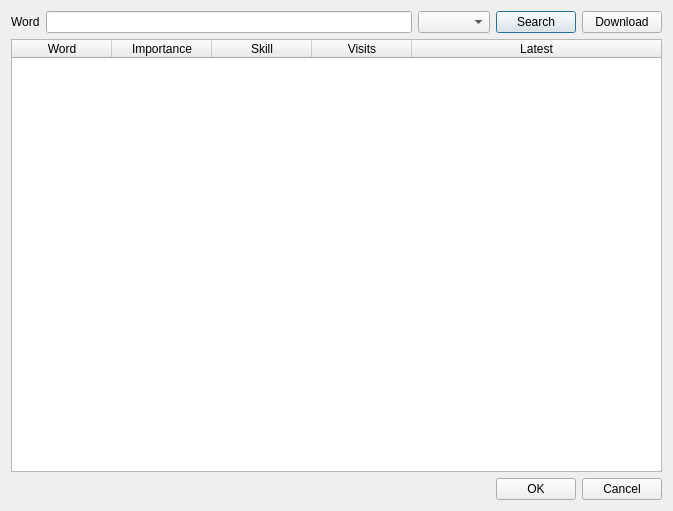
This is word.ui in kellyjf/larousse as Qt 5 draws it before an edit. The edited form follows.
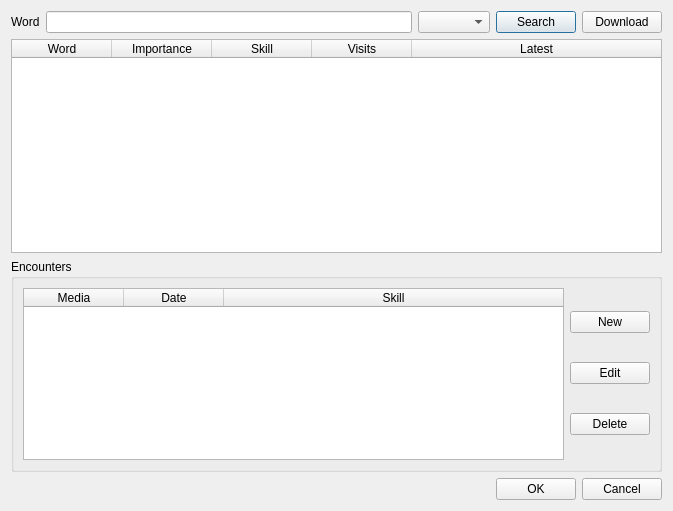
This is the edited form.

Commit message: Add encounter browsers

```diff
--- a/word.ui
+++ b/word.ui
@@ -13,7 +13,7 @@
   <property name="windowTitle">
    <string>Words</string>
   </property>
-  <layout class="QVBoxLayout" name="verticalLayout">
+  <layout class="QVBoxLayout" name="verticalLayout_2">
    <item>
     <layout class="QHBoxLayout" name="horizontalLayout_2">
      <item>
@@ -92,6 +92,77 @@
      </column>
     </widget>
    </item>
+   <item>
+    <widget class="QGroupBox" name="groupBox">
+     <property name="title">
+      <string>Encounters</string>
+     </property>
+     <layout class="QHBoxLayout" name="horizontalLayout">
+      <item>
+       <widget class="QTableWidget" name="encountersTable">
+        <property name="sizeAdjustPolicy">
+         <enum>QAbstractScrollArea::AdjustToContents</enum>
+        </property>
+        <property name="editTriggers">
+         <set>QAbstractItemView::NoEditTriggers</set>
+        </property>
+        <property name="selectionMode">
+         <enum>QAbstractItemView::SingleSelection</enum>
+        </property>
+        <property name="selectionBehavior">
+         <enum>QAbstractItemView::SelectRows</enum>
+        </property>
+        <property name="textElideMode">
+         <enum>Qt::ElideMiddle</enum>
+        </property>
+        <attribute name="horizontalHeaderStretchLastSection">
+         <bool>true</bool>
+        </attribute>
+        <column>
+         <property name="text">
+          <string>Media</string>
+         </property>
+        </column>
+        <column>
+         <property name="text">
+          <string>Date</string>
+         </property>
+        </column>
+        <column>
+         <property name="text">
+          <string>Skill</string>
+         </property>
+        </column>
+       </widget>
+      </item>
+      <item>
+       <layout class="QVBoxLayout" name="verticalLayout">
+        <item>
+         <widget class="QPushButton" name="newButton">
+          <property name="text">
+           <string>New</string>
+          </property>
+         </widget>
+        </item>
+        <item>
+         <widget class="QPushButton" name="editButton">
+          <property name="text">
+           <string>Edit</string>
+          </property>
+         </widget>
+        </item>
+        <item>
+         <widget class="QPushButton" name="deleteButton">
+          <property name="text">
+           <string>Delete</string>
+          </property>
+         </widget>
+        </item>
+       </layout>
+      </item>
+     </layout>
+    </widget>
+   </item>
    <item>
     <widget class="QDialogButtonBox" name="buttonBox">
      <property name="orientation">
```
The commit also changes 8 other files.
